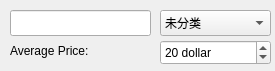
Qt form deliciousClient/AddNewRestaurantForm.ui (gaoxiaojun/delicacymap) before a commit.
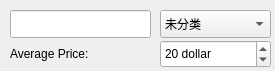
The same form after that commit.

Patch:
```diff
--- a/deliciousClient/AddNewRestaurantForm.ui
+++ b/deliciousClient/AddNewRestaurantForm.ui
@@ -19,7 +19,7 @@
      <x>10</x>
      <y>10</y>
      <width>141</width>
-     <height>26</height>
+     <height>28</height>
     </rect>
    </property>
   </widget>
@@ -29,7 +29,7 @@
      <x>160</x>
      <y>40</y>
      <width>111</width>
-     <height>25</height>
+     <height>28</height>
     </rect>
    </property>
    <property name="suffix">
@@ -51,7 +51,7 @@
      <x>160</x>
      <y>10</y>
      <width>111</width>
-     <height>26</height>
+     <height>28</height>
     </rect>
    </property>
    <item>
@@ -161,7 +161,7 @@
      <x>10</x>
      <y>40</y>
      <width>141</width>
-     <height>21</height>
+     <height>28</height>
     </rect>
    </property>
    <property name="text">
```
